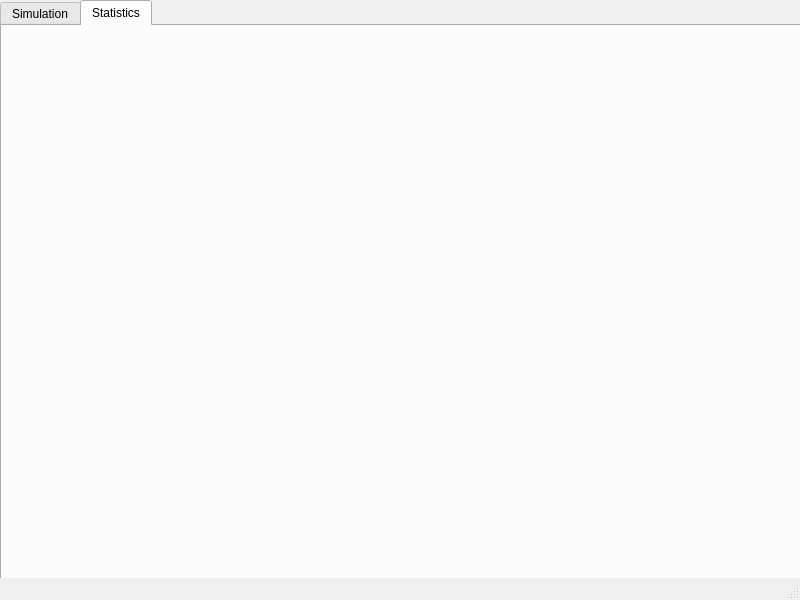
The window that mainwindow.ui (Robin-Dillen/PSE) describes before a commit, drawn with Qt 5.
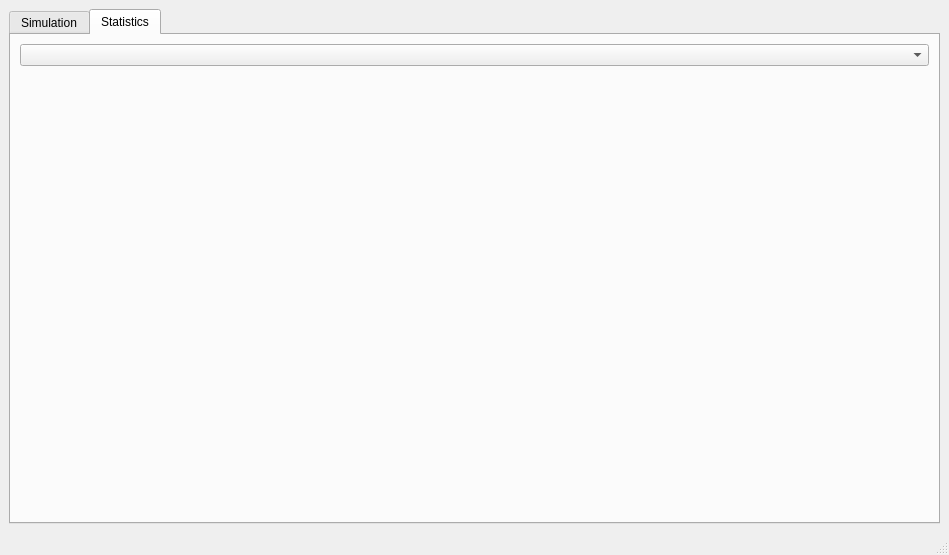
The same window after the commit. The open tabs and pages were chosen to show the change.

```diff
--- a/mainwindow.ui
+++ b/mainwindow.ui
@@ -6,23 +6,17 @@
    <rect>
     <x>0</x>
     <y>0</y>
-    <width>800</width>
-    <height>600</height>
+       <width>949</width>
+       <height>555</height>
    </rect>
   </property>
   <property name="windowTitle">
    <string>MainWindow</string>
   </property>
   <widget class="QWidget" name="centralwidget">
+         <layout class="QVBoxLayout" name="verticalLayout_2">
+             <item>
    <widget class="QTabWidget" name="tabWidget">
-    <property name="geometry">
-     <rect>
-      <x>0</x>
-      <y>0</y>
-      <width>801</width>
-      <height>581</height>
-     </rect>
-    </property>
     <property name="styleSheet">
      <string notr="true"/>
     </property>
@@ -103,8 +97,32 @@
      <attribute name="title">
       <string>Statistics</string>
      </attribute>
-    </widget>
-   </widget>
+                         <layout class="QVBoxLayout" name="verticalLayout">
+                             <item>
+                                 <widget class="QComboBox" name="comboBox"/>
+                             </item>
+                             <item>
+                                 <widget class="QStackedWidget" name="stackedWidget">
+                                     <property name="currentIndex">
+                                         <number>0</number>
+                                     </property>
+                                     <widget class="QWidget" name="stackedWidgetPage1" native="true">
+                                         <layout class="QVBoxLayout" name="verticalLayout_3">
+                                             <item>
+                                                 <widget class="QFrame" name="horizontalFrame_page1">
+                                                     <layout class="QHBoxLayout" name="horizontalLayout"/>
+                                                 </widget>
+                                             </item>
+                                         </layout>
+                                     </widget>
+                                     <widget class="QWidget" name="stackedWidgetPage2" native="true"/>
+                                 </widget>
+                             </item>
+                         </layout>
+                     </widget>
+                 </widget>
+             </item>
+         </layout>
   </widget>
   <widget class="QMenuBar" name="menubar">
    <property name="geometry">
```
Left out of the diff: 6 changed lines with no effect on the pictures. Lines whose indentation alone changed are shown as unchanged.
